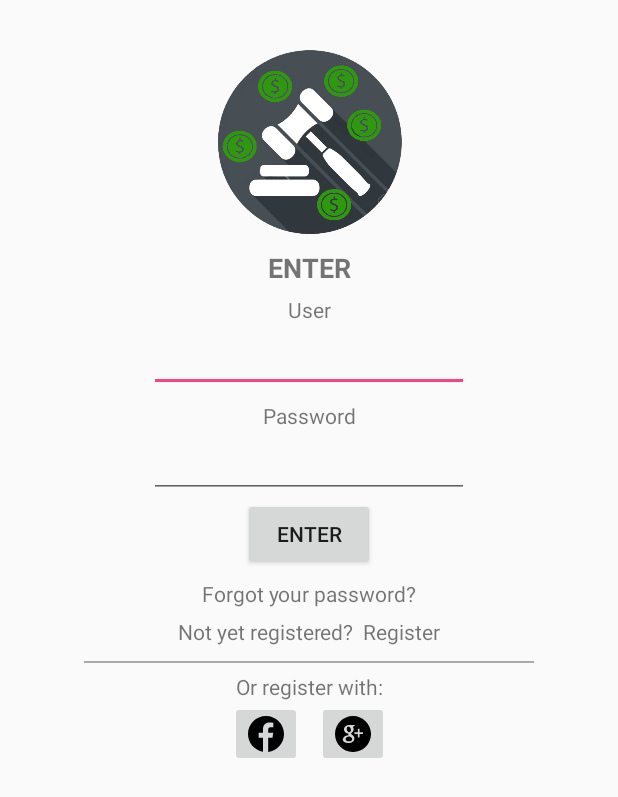
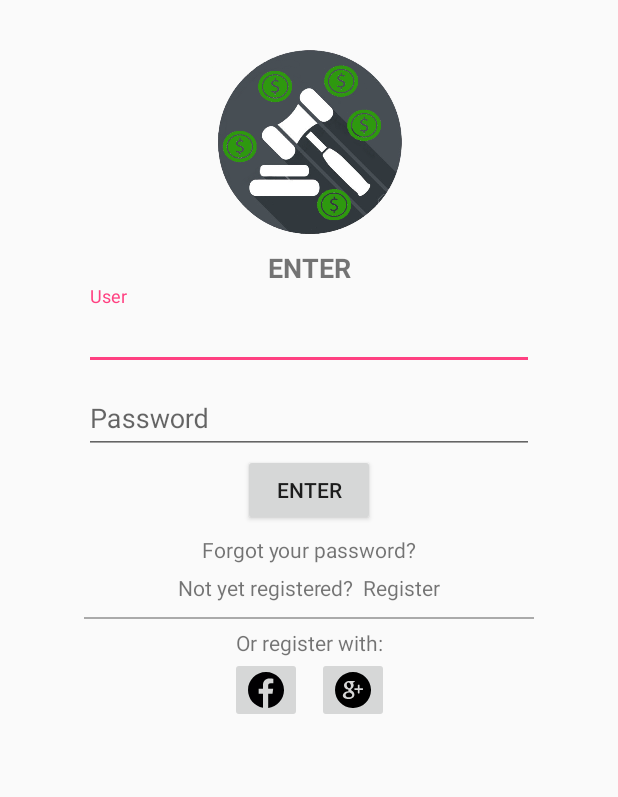
Before and after one commit to erick22se/AndroidApp, an Android app: the screen it shows after launch (LoginActivity), on a phone screen of 412 x 824 dp. Shown: the top 797 px of the screen. Run offline under Robolectric (Android 15) with nearby library versions, the phone set to English and light mode, and no system bars; 1 statement that could not run was skipped.

Commit message:
Adding TextInputLayout and TextInputEdit

```diff
--- a/app/src/main/res/layout/activity_login.xml
+++ b/app/src/main/res/layout/activity_login.xml
@@ -29,49 +29,31 @@
         android:textSize="18sp"
         android:textAllCaps="true"
         android:textStyle="bold"
-
         tools:layout_editor_absoluteX="165dp" />
-    <TextView
-        android:id="@+id/user_TextView"
-        android:layout_width="wrap_content"
+    <android.support.design.widget.TextInputLayout
+        android:id="@+id/emailTextInputLayout"
+        android:layout_width="300dp"
         android:layout_height="wrap_content"
-        android:text="@string/user_hint"
         app:layout_constraintStart_toStartOf="parent"
         app:layout_constraintEnd_toEndOf="parent"
-        app:layout_constraintTop_toBottomOf="@+id/enter_TextView"
-        android:layout_margin="6dp"
-        tools:layout_editor_absoluteX="178dp" />
-    <EditText
-        android:id="@+id/user_EditText"
-        android:layout_width="wrap_content"
+        app:layout_constraintTop_toBottomOf="@+id/enter_TextView" >
+        <android.support.design.widget.TextInputEditText
+            android:layout_width="match_parent"
+            android:layout_height="wrap_content"
+            android:hint="@string/user_hint"/>
+    </android.support.design.widget.TextInputLayout>
+    <android.support.design.widget.TextInputLayout
+        android:id="@+id/passwordTextInputLayout"
+        android:layout_width="300dp"
         android:layout_height="wrap_content"
-        android:inputType="text"
-        android:ems="10"
         app:layout_constraintStart_toStartOf="parent"
         app:layout_constraintEnd_toEndOf="parent"
-        app:layout_constraintTop_toBottomOf="@+id/user_TextView"
-        tools:layout_editor_absoluteX="85dp" />
-    <TextView
-        android:id="@+id/password_TextView"
-        android:layout_width="wrap_content"
-        android:layout_height="wrap_content"
-        android:text="@string/password_hint"
-        app:layout_constraintStart_toStartOf="parent"
-        app:layout_constraintEnd_toEndOf="parent"
-        app:layout_constraintTop_toBottomOf="@+id/user_EditText"
-        android:layout_margin="6dp"
-        tools:layout_editor_absoluteX="162dp" />
-
-    <EditText
-        android:id="@+id/password_EditView"
-        android:layout_width="wrap_content"
-        android:layout_height="wrap_content"
-        android:inputType="textPassword"
-        android:ems="10"
-        app:layout_constraintStart_toStartOf="parent"
-        app:layout_constraintEnd_toEndOf="parent"
-        app:layout_constraintTop_toBottomOf="@+id/password_TextView"
-        tools:layout_editor_absoluteX="85dp" />
+        app:layout_constraintTop_toBottomOf="@+id/emailTextInputLayout" >
+        <android.support.design.widget.TextInputEditText
+            android:layout_width="match_parent"
+            android:layout_height="wrap_content"
+            android:hint="@string/password_hint"/>
+    </android.support.design.widget.TextInputLayout>
     <Button
         android:id="@+id/enter_Button"
         android:layout_width="wrap_content"
@@ -79,7 +61,7 @@
         android:text="@string/enter_text"
         app:layout_constraintStart_toStartOf="parent"
         app:layout_constraintEnd_toEndOf="parent"
-        app:layout_constraintTop_toBottomOf="@+id/password_EditView"
+        app:layout_constraintTop_toBottomOf="@id/passwordTextInputLayout"
         tools:layout_editor_absoluteX="148dp" />
 
     <TextView
```
